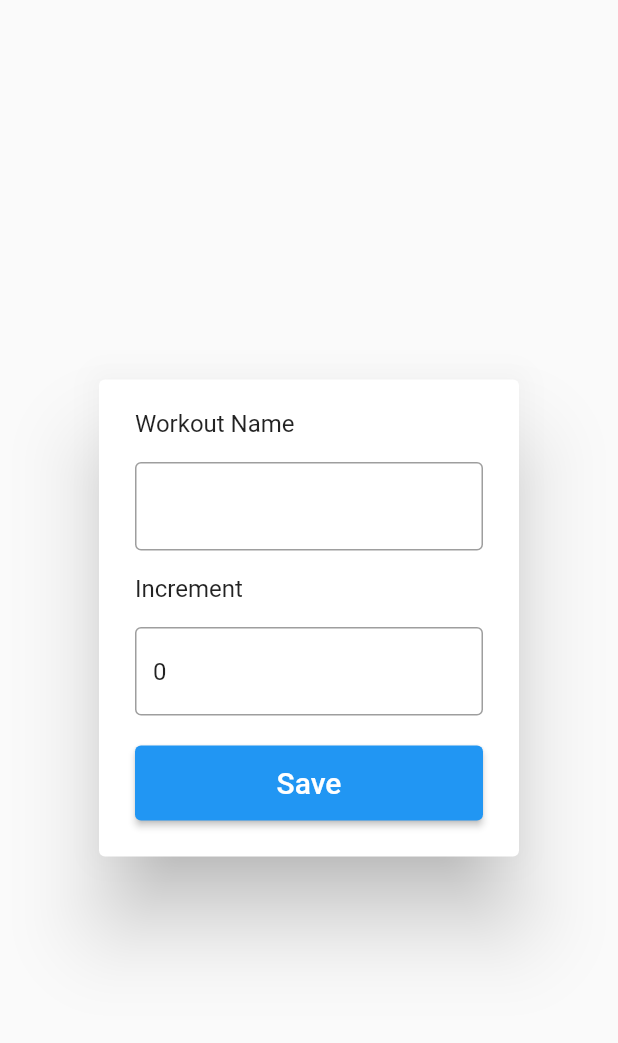
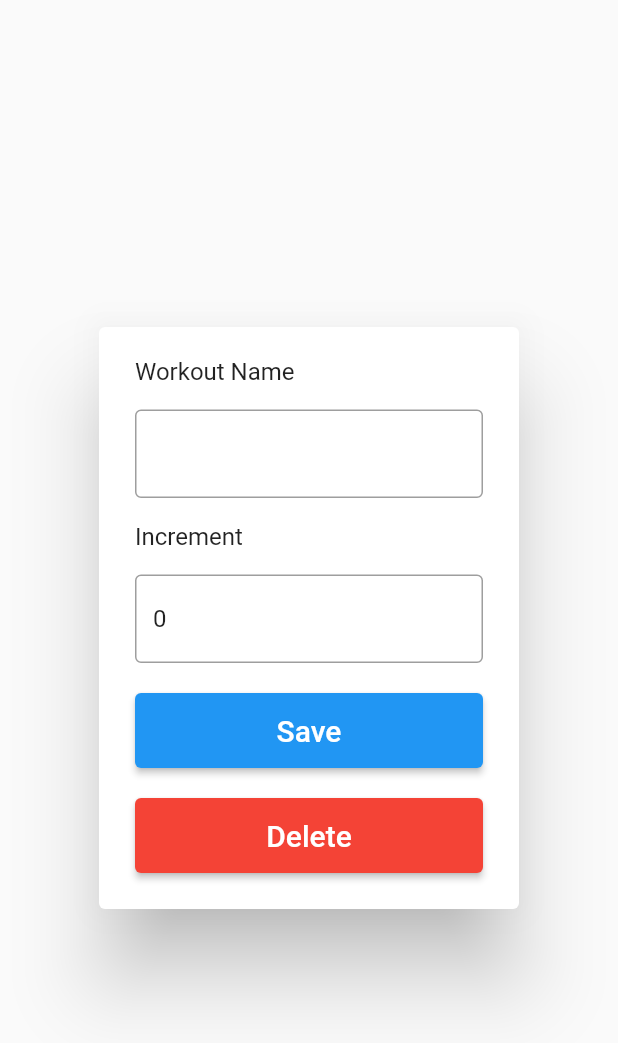
Before and after one commit to Lisviks/workout-tracker, a Flutter app: the EditWorkoutDialog widget shown alone on an empty page, opened directly with empty values, on a phone screen of 412 x 824 dp. Shown: the top 1043 px of the screen. Run offline on Flutter 3.47's test engine with Material 2 defaults, Android fonts, the phone set to English and light mode, and no system bars; our stand-ins replace cloud_firestore, firebase_auth, firebase_core, font_awesome_flutter, google_sign_in; accounts and stored records are empty; generated files the repository leaves out were written again.

Commit message:
set/add delete field to true on firestore when deleting workouts

```diff
--- a/lib/workout/edit_workout.dart
+++ b/lib/workout/edit_workout.dart
@@ -1,6 +1,5 @@
 import 'package:flutter/material.dart';
 import 'package:flutter/services.dart';
-import 'package:provider/provider.dart';
 import 'package:wortra/services/firestore.dart';
 import 'package:wortra/state/workout_state.dart';
 
@@ -85,7 +84,31 @@ class _EditWorkoutDialogState extends State<EditWorkoutDialog> {
                 style: TextStyle(fontSize: 20.0),
               ),
             ),
-          )
+          ),
+          Padding(
+            padding: const EdgeInsets.only(top: 20.0),
+            child: SizedBox(
+              height: 50.0,
+              child: ElevatedButton(
+                style: ElevatedButton.styleFrom(
+                  backgroundColor: Colors.red,
+                ),
+                onPressed: () async {
+                  final NavigatorState navState =
+                      context.findAncestorStateOfType<NavigatorState>() ??
+                          Navigator.of(context);
+
+                  await DB().deleteWorkout(widget.workoutState.workout['id']);
+
+                  navState.pop();
+                },
+                child: const Text(
+                  'Delete',
+                  style: TextStyle(fontSize: 20.0),
+                ),
+              ),
+            ),
+          ),
         ],
       ),
     );
```
Also changed, not shown: lib/services/firestore.dart (+11 -0 lines).
